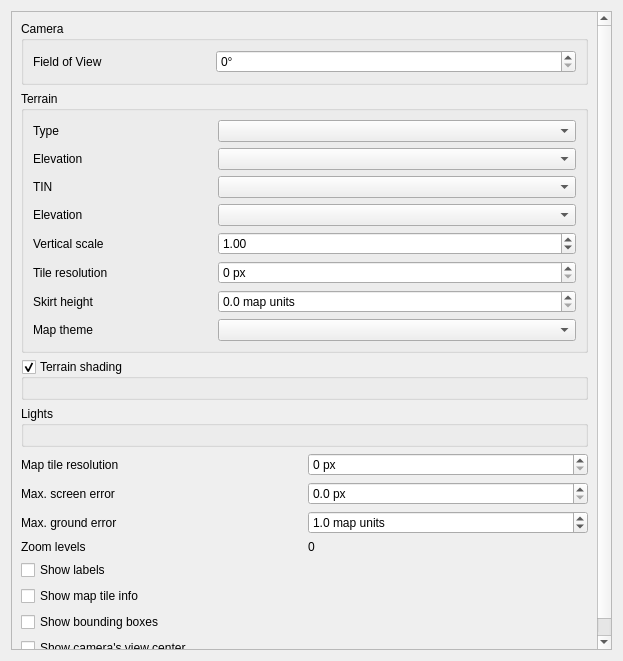
Before: the Qt Designer form src/ui/3d/map3dconfigwidget.ui in qgis/QGIS, drawn with Qt 5.
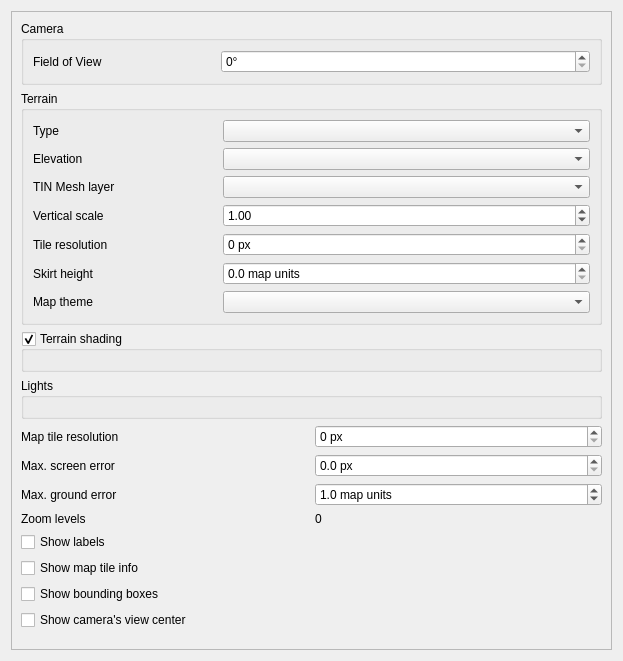
After: the same form once the commit is applied. Custom widgets are drawn as their Qt base class.

Commit message:
write/read xml for tin terrain generator
+ minor fixes

Diff of the .ui file:
```diff
--- a/src/ui/3d/map3dconfigwidget.ui
+++ b/src/ui/3d/map3dconfigwidget.ui
@@ -24,8 +24,8 @@
        <rect>
         <x>0</x>
         <y>0</y>
-        <width>557</width>
-        <height>1298</height>
+        <width>589</width>
+        <height>675</height>
        </rect>
       </property>
       <layout class="QVBoxLayout" name="verticalInnerLayout">
@@ -61,6 +61,9 @@
           <string>Terrain</string>
          </property>
          <layout class="QGridLayout" name="gridLayout1">
+          <item row="1" column="1" colspan="2">
+           <widget class="QgsMapLayerComboBox" name="cboTerrainLayer"/>
+          </item>
           <item row="1" column="0">
            <widget class="QLabel" name="labelTerrainLayer">
             <property name="text">
@@ -68,65 +71,72 @@
             </property>
            </widget>
           </item>
-          <item row="4" column="0">
-           <widget class="QLabel" name="labelTerrainScale">
-            <property name="text">
-             <string>Vertical scale</string>
-            </property>
-           </widget>
+          <item row="0" column="1" colspan="2">
+           <widget class="QComboBox" name="cboTerrainType"/>
           </item>
-          <item row="2" column="0">
-           <widget class="QLabel" name="labelTinLayer">
-            <property name="text">
-             <string>TIN</string>
-            </property>
-           </widget>
+          <item row="2" column="1" colspan="2">
+           <widget class="QgsMapLayerComboBox" name="cboTinLayer"/>
           </item>
           <item row="4" column="1" colspan="2">
+           <widget class="QgsSpinBox" name="spinTerrainResolution">
+            <property name="suffix">
+             <string> px</string>
+            </property>
+            <property name="maximum">
+             <number>4096</number>
+            </property>
+           </widget>
+          </item>
+          <item row="4" column="0">
+           <widget class="QLabel" name="labelTerrainResolution">
+            <property name="text">
+             <string>Tile resolution</string>
+            </property>
+           </widget>
+          </item>
+          <item row="5" column="0">
+           <widget class="QLabel" name="labelTerrainSkirtHeight">
+            <property name="text">
+             <string>Skirt height</string>
+            </property>
+           </widget>
+          </item>
+          <item row="3" column="1" colspan="2">
            <widget class="QgsDoubleSpinBox" name="spinTerrainScale">
             <property name="value">
              <double>1.000000000000000</double>
             </property>
            </widget>
           </item>
+          <item row="2" column="0">
+           <widget class="QLabel" name="labelTinLayer">
+            <property name="text">
+             <string>TIN Mesh layer</string>
+            </property>
+           </widget>
+          </item>
           <item row="6" column="0">
-           <widget class="QLabel" name="labelTerrainSkirtHeight">
+           <widget class="QLabel" name="labelTerrainMapTheme">
             <property name="text">
-             <string>Skirt height</string>
+             <string>Map theme</string>
             </property>
            </widget>
           </item>
-          <item row="5" column="0">
-           <widget class="QLabel" name="labelTerrainResolution">
+          <item row="3" column="0">
+           <widget class="QLabel" name="labelTerrainScale">
             <property name="text">
-             <string>Tile resolution</string>
+             <string>Vertical scale</string>
+            </property>
+           </widget>
+          </item>
+          <item row="0" column="0">
+           <widget class="QLabel" name="labelTerrainType">
+            <property name="text">
+             <string>Type</string>
             </property>
            </widget>
           </item>
           <item row="5" column="1" colspan="2">
-           <widget class="QgsSpinBox" name="spinTerrainResolution">
-            <property name="suffix">
-             <string> px</string>
-            </property>
-            <property name="maximum">
-             <number>4096</number>
-            </property>
-           </widget>
-          </item>
-          <item row="7" column="1" colspan="2">
-           <widget class="QComboBox" name="cboTerrainMapTheme">
-            <property name="editable">
-             <bool>false</bool>
-            </property>
-           </widget>
-          </item>
-          <item row="0" column="1" colspan="2">
-           <widget class="QComboBox" name="cboTerrainType"/>
-          </item>
-          <item row="1" column="1" colspan="2">
-           <widget class="QgsMapLayerComboBox" name="cboTerrainLayer"/>
-          </item>
-          <item row="6" column="1" colspan="2">
            <widget class="QgsDoubleSpinBox" name="spinTerrainSkirtHeight">
             <property name="suffix">
              <string> map units</string>
@@ -142,33 +152,13 @@
             </property>
            </widget>
           </item>
-          <item row="0" column="0">
-           <widget class="QLabel" name="labelTerrainType">
-            <property name="text">
-             <string>Type</string>
+          <item row="6" column="1" colspan="2">
+           <widget class="QComboBox" name="cboTerrainMapTheme">
+            <property name="editable">
+             <bool>false</bool>
             </property>
            </widget>
           </item>
-          <item row="7" column="0">
-           <widget class="QLabel" name="labelTerrainMapTheme">
-            <property name="text">
-             <string>Map theme</string>
-            </property>
-           </widget>
-          </item>
-          <item row="3" column="0">
-           <widget class="QLabel" name="labelTINLayerElevation">
-            <property name="text">
-             <string>Elevation</string>
-            </property>
-           </widget>
-          </item>
-          <item row="2" column="1" colspan="2">
-           <widget class="QgsMapLayerComboBox" name="cboTinLayer"/>
-          </item>
-          <item row="3" column="1" colspan="2">
-           <widget class="QComboBox" name="cboTinElevation"/>
-          </item>
          </layout>
         </widget>
        </item>
```
The commit also changes 7 other files.
